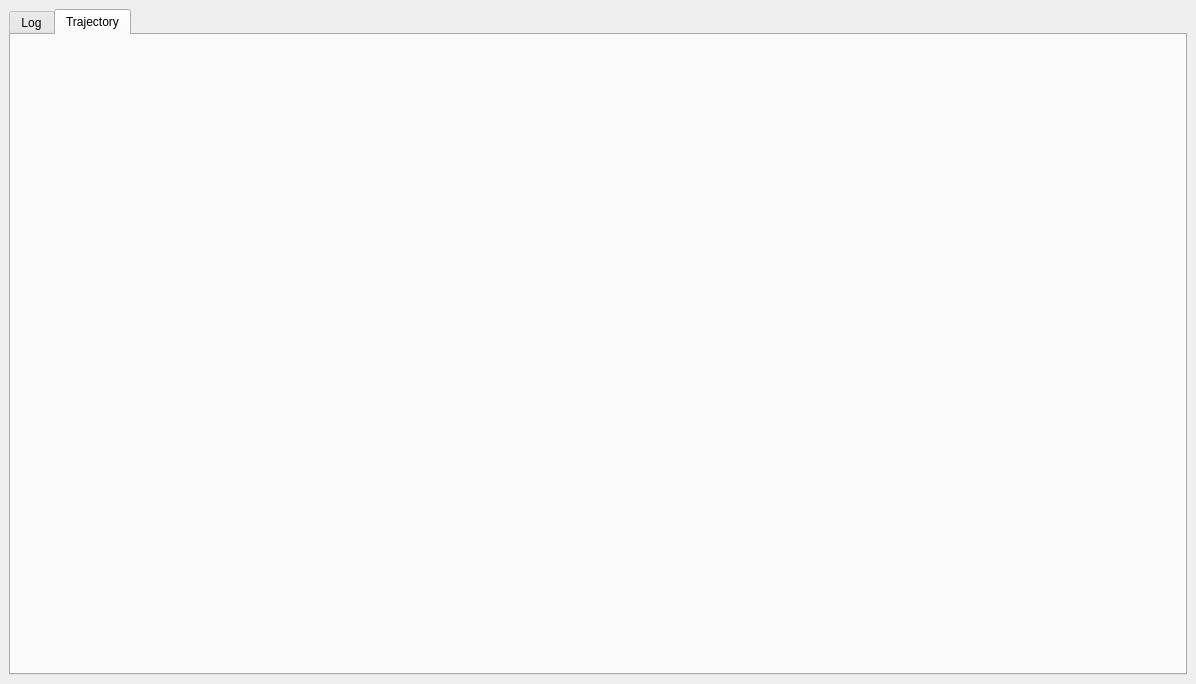
Qt form bhbot/tools/logviewer/mainwindow.ui (alberthier/bhware) before a commit.
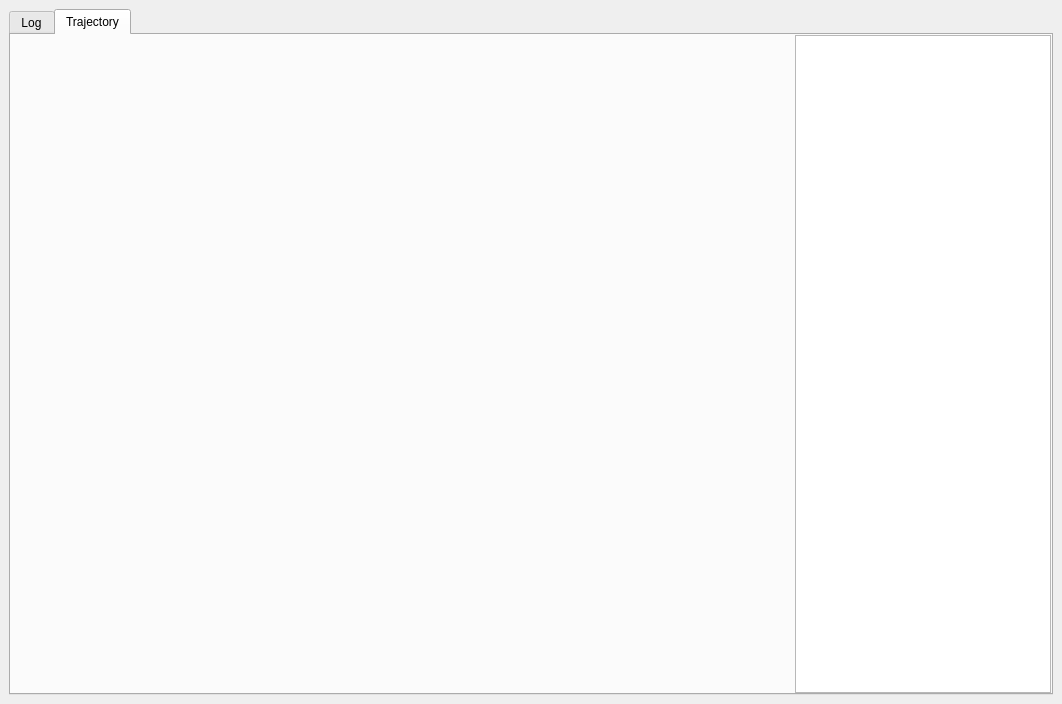
The same form after that commit. The open tabs and pages were chosen to show the change.

Commit message: logviewer: add UI support for field layers

Patch:
```diff
--- a/bhbot/tools/logviewer/mainwindow.ui
+++ b/bhbot/tools/logviewer/mainwindow.ui
@@ -6,16 +6,16 @@
    <rect>
     <x>0</x>
     <y>0</y>
-    <width>1196</width>
-    <height>684</height>
+    <width>1062</width>
+    <height>704</height>
    </rect>
   </property>
   <property name="windowTitle">
    <string>BH Log Viewer</string>
   </property>
   <widget class="QWidget" name="centralwidget">
-   <layout class="QGridLayout" name="gridLayout">
-    <item row="0" column="0">
+   <layout class="QHBoxLayout" name="horizontalLayout_3">
+    <item>
      <widget class="QTabWidget" name="tabWidget">
       <property name="tabShape">
        <enum>QTabWidget::Rounded</enum>
@@ -76,13 +76,32 @@
        <attribute name="title">
         <string>Trajectory</string>
        </attribute>
-       <layout class="QHBoxLayout" name="horizontalLayout_2">
-        <property name="spacing">
-         <number>0</number>
-        </property>
+       <layout class="QHBoxLayout" name="field_tab_layout">
         <property name="margin">
          <number>0</number>
         </property>
+        <item>
+         <widget class="QWidget" name="field_view_container" native="true"/>
+        </item>
+        <item>
+         <widget class="QListView" name="layers_view">
+          <property name="sizePolicy">
+           <sizepolicy hsizetype="Fixed" vsizetype="Expanding">
+            <horstretch>0</horstretch>
+            <verstretch>0</verstretch>
+           </sizepolicy>
+          </property>
+          <property name="editTriggers">
+           <set>QAbstractItemView::NoEditTriggers</set>
+          </property>
+          <property name="selectionMode">
+           <enum>QAbstractItemView::ExtendedSelection</enum>
+          </property>
+          <property name="selectionBehavior">
+           <enum>QAbstractItemView::SelectRows</enum>
+          </property>
+         </widget>
+        </item>
        </layout>
       </widget>
      </widget>
```
Left out of the diff: 50 changed lines with no effect on the pictures. Lines whose indentation alone changed are shown as unchanged. The commit also changes 2 other files.
